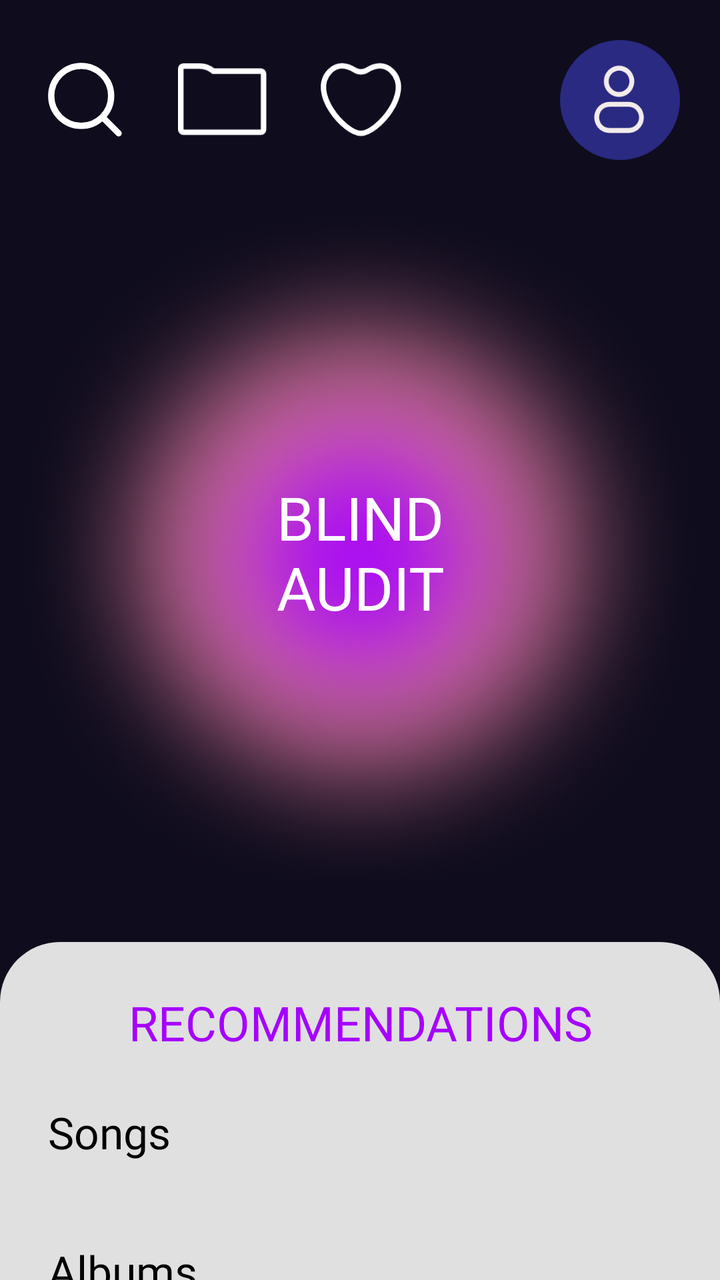
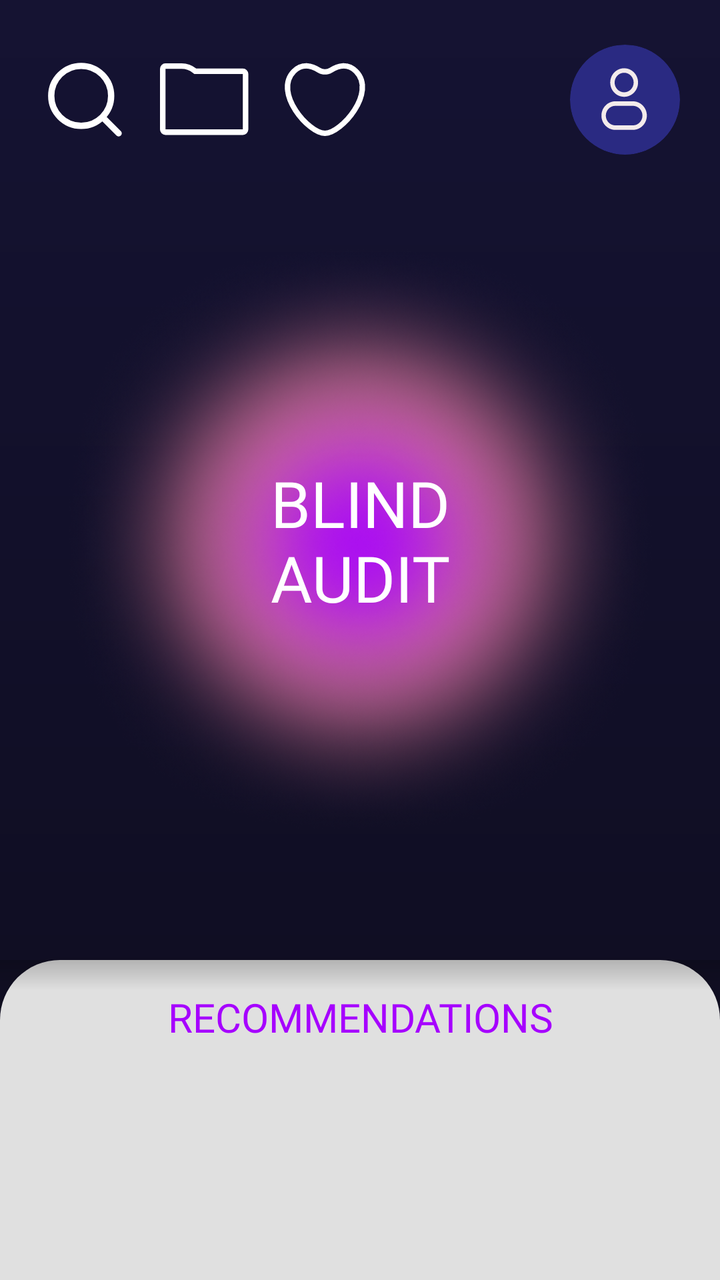

Before-and-after screenshots of an Android layout around one commit, followed by the original layout XML and the change that was made.
<!-- AndroidManifest.xml: application theme Theme.MaterialComponents.DayNight.NoActionBar -->
<!-- res/layout/activity_main.xml -->
<?xml version="1.0" encoding="utf-8"?>
<androidx.constraintlayout.widget.ConstraintLayout
    xmlns:android="http://schemas.android.com/apk/res/android"
    xmlns:app="http://schemas.android.com/apk/res-auto"
    xmlns:tools="http://schemas.android.com/tools"
    android:layout_width="match_parent"
    android:layout_height="match_parent"
    android:background="#0F0C1D">

    <LinearLayout
        android:id="@+id/topBar"
        android:layout_width="match_parent"
        android:layout_height="wrap_content"
        android:orientation="horizontal"
        android:gravity="center_vertical"
        android:padding="20dp"
        app:layout_constraintTop_toTopOf="parent">

        <ImageView
            android:id="@+id/Search"
            android:layout_width="45dp"
            android:layout_height="45dp"
            android:src="@drawable/ic_search"
            app:tint="@color/white"/>

        <ImageView
            android:id="@+id/ic_library"
            android:layout_width="45dp"
            android:layout_height="45dp"
            android:layout_marginStart="24dp"
            android:src="@drawable/ic_library"
            app:tint="@color/white"/>

        <ImageView
            android:id="@+id/ic_liked"
            android:layout_width="45dp"
            android:layout_height="45dp"
            android:layout_marginStart="24dp"
            android:src="@drawable/ic_liked"
            app:tint="@color/white"/>

        <View
            android:layout_width="0dp"
            android:layout_height="0dp"
            android:layout_weight="1"/>

        <ImageView
            android:id="@+id/ic_profile"
            android:layout_width="60dp"
            android:layout_height="60dp"
            android:src="@drawable/ic_profile"/>
    </LinearLayout>

    <ImageView
        android:id="@+id/ellipseGlow"
        android:layout_width="350dp"
        android:layout_height="350dp"
        android:layout_marginTop="1dp"
        android:src="@drawable/ellipse"
        app:layout_constraintEnd_toEndOf="parent"
        app:layout_constraintHorizontal_bias="0.491"
        app:layout_constraintStart_toStartOf="parent"
        app:layout_constraintTop_toBottomOf="@id/topBar" />

    <TextView
        android:layout_width="wrap_content"
        android:layout_height="wrap_content"
        android:text="BLIND\nAUDIT"
        android:textColor="@color/white"
        android:textSize="30sp"
        android:fontFamily="@font/zen_dots"
        android:gravity="center"
        app:layout_constraintTop_toTopOf="@id/ellipseGlow"
        app:layout_constraintBottom_toBottomOf="@id/ellipseGlow"
        app:layout_constraintStart_toStartOf="@id/ellipseGlow"
        app:layout_constraintEnd_toEndOf="@id/ellipseGlow"/>

    <androidx.core.widget.NestedScrollView
        android:layout_width="match_parent"
        android:layout_height="0dp"
        android:layout_marginTop="20dp"
        android:background="@drawable/rounded_panel_bg"
        app:layout_constraintTop_toBottomOf="@id/ellipseGlow"
        app:layout_constraintBottom_toBottomOf="parent">

        <LinearLayout
            android:layout_width="match_parent"
            android:layout_height="wrap_content"
            android:orientation="vertical"
            android:padding="24dp">

            <TextView
                android:layout_width="match_parent"
                android:layout_height="wrap_content"
                android:text="RECOMMENDATIONS"
                android:textColor="#A600FF"
                android:textSize="24sp"
                android:gravity="center"
                android:fontFamily="@font/zen_dots"/>

            <TextView
                android:layout_width="wrap_content"
                android:layout_height="wrap_content"
                android:text="Songs"
                android:textColor="@color/black"
                android:textSize="22sp"
                android:layout_marginTop="24dp"
                android:fontFamily="@font/zen_dots"/>

            <androidx.recyclerview.widget.RecyclerView
                android:id="@+id/songsRecyclerView"
                android:layout_width="match_parent"
                android:layout_height="wrap_content"
                android:layout_marginTop="16dp"
                android:nestedScrollingEnabled="false"
                tools:listitem="@layout/item_track_main" />

            <TextView
                android:layout_width="wrap_content"
                android:layout_height="wrap_content"
                android:text="Albums"
                android:textColor="@color/black"
                android:textSize="22sp"
                android:layout_marginTop="24dp"
                android:fontFamily="@font/zen_dots"/>

            <HorizontalScrollView
                android:layout_width="match_parent"
                android:layout_height="wrap_content"
                android:scrollbars="none"
                android:layout_marginTop="16dp">

                <LinearLayout
                    android:layout_width="wrap_content"
                    android:layout_height="wrap_content"
                    android:orientation="horizontal">

                    <LinearLayout
                        android:layout_width="150dp"
                        android:layout_height="wrap_content"
                        android:orientation="vertical"
                        android:background="#2E305F"
                        android:padding="12dp"
                        android:layout_marginEnd="16dp">
                        <View android:layout_width="match_parent" android:layout_height="120dp" android:background="#9D00FF"/>
                        <TextView
                            android:layout_width="match_parent"
                            android:layout_height="wrap_content"
                            android:text="album 1"
                            android:textColor="@color/white"
                            android:fontFamily="@font/zen_dots"
                            android:gravity="center"
                            android:layout_marginTop="8dp"/>
                    </LinearLayout>

                    <LinearLayout
                        android:layout_width="150dp"
                        android:layout_height="wrap_content"
                        android:orientation="vertical"
                        android:background="#2E305F"
                        android:padding="12dp">
                        <View android:layout_width="match_parent" android:layout_height="120dp" android:background="#7ED321"/>
                        <TextView
                            android:layout_width="match_parent"
                            android:layout_height="wrap_content"
                            android:text="album 2"
                            android:textColor="@color/white"
                            android:fontFamily="@font/zen_dots"
                            android:gravity="center"
                            android:layout_marginTop="8dp"/>
                    </LinearLayout>
                </LinearLayout>
            </HorizontalScrollView>

        </LinearLayout>
    </androidx.core.widget.NestedScrollView>

</androidx.constraintlayout.widget.ConstraintLayout>
<!-- res/layout/item_track_main.xml (included above) -->
<?xml version="1.0" encoding="utf-8"?>
<androidx.constraintlayout.widget.ConstraintLayout xmlns:android="http://schemas.android.com/apk/res/android"
    xmlns:app="http://schemas.android.com/apk/res-auto"
    xmlns:tools="http://schemas.android.com/tools"
    android:id="@+id/trackItemContainer"
    android:layout_width="match_parent"
    android:layout_height="wrap_content"
    android:background="?attr/selectableItemBackground"
    android:paddingVertical="12dp"
    android:paddingStart="24dp"
    android:paddingEnd="0dp">

    <com.google.android.material.card.MaterialCardView
        android:id="@+id/trackPlayCard"
        android:layout_width="46dp"
        android:layout_height="46dp"
        app:cardBackgroundColor="#A600FF"
        app:cardCornerRadius="23dp"
        app:cardElevation="0dp"
        app:layout_constraintBottom_toBottomOf="parent"
        app:layout_constraintStart_toStartOf="parent"
        app:layout_constraintTop_toTopOf="parent">

        <ImageView
            android:id="@+id/ivTrackPlayIcon"
            android:layout_width="match_parent"
            android:layout_height="match_parent"
            android:padding="12dp"
            android:src="@android:drawable/ic_media_play"
            app:tint="#FFFFFF" />
    </com.google.android.material.card.MaterialCardView>

    <TextView
        android:id="@+id/tvTrackTitle"
        android:layout_width="0dp"
        android:layout_height="wrap_content"
        android:layout_marginStart="16dp"
        android:fontFamily="@font/zen_dots"
        android:text="Song Title"
        android:textColor="#0A0A20"
        android:textSize="16sp"
        app:layout_constraintEnd_toStartOf="@id/tvTrackDuration"
        app:layout_constraintStart_toEndOf="@id/trackPlayCard"
        app:layout_constraintTop_toTopOf="@id/trackPlayCard" />

    <TextView
        android:id="@+id/tvTrackArtist"
        android:layout_width="0dp"
        android:layout_height="wrap_content"
        android:layout_marginTop="2dp"
        android:fontFamily="@font/zen_dots"
        android:text="Artist Name"
        android:textColor="#0A0A20"
        android:textSize="12sp"
        app:layout_constraintEnd_toEndOf="@id/tvTrackTitle"
        app:layout_constraintStart_toStartOf="@id/tvTrackTitle"
        app:layout_constraintTop_toBottomOf="@id/tvTrackTitle" />

    <TextView
        android:id="@+id/tvTrackDuration"
        android:layout_width="wrap_content"
        android:layout_height="wrap_content"
        android:layout_marginEnd="16dp"
        android:fontFamily="@font/zen_dots"
        android:text="0:00"
        android:textColor="#0A0A20"
        android:textSize="14sp"
        app:layout_constraintBottom_toBottomOf="parent"
        app:layout_constraintEnd_toStartOf="@id/ivTrackFavorite"
        app:layout_constraintTop_toTopOf="parent" />

    <ImageView
        android:id="@+id/ivTrackFavorite"
        android:layout_width="32dp"
        android:layout_height="34dp"
        android:layout_marginEnd="20dp"
        android:src="@drawable/ic_like"
        android:visibility="visible"
        app:layout_constraintBottom_toBottomOf="parent"
        app:layout_constraintEnd_toEndOf="parent"
        app:layout_constraintTop_toTopOf="parent"
        app:tint="#0A0A20" />

</androidx.constraintlayout.widget.ConstraintLayout>
<!-- resources referenced by this layout -->
<resources>
  <!-- drawable ic_library (drawable) -->
  <vector xmlns:android="http://schemas.android.com/apk/res/android"
      android:width="42dp"
      android:height="34dp"
      android:viewportWidth="42"
      android:viewportHeight="34">
    <path
        android:pathData="M39.936,4.985V30.918C39.935,31.629 39.359,32.206 38.647,32.206H2.576C1.865,32.206 1.288,31.629 1.288,30.918V2.576C1.288,1.865 1.865,1.288 2.576,1.288H10.013C12.224,1.288 14.369,2.039 16.098,3.417L16.451,3.697H38.647C39.359,3.697 39.935,4.274 39.936,4.985Z"
        android:strokeWidth="2.57647"
        android:fillColor="#00000000"
        android:strokeColor="#D9D9D9"/>
  </vector>
  <!-- drawable ic_like (drawable) -->
  <vector xmlns:android="http://schemas.android.com/apk/res/android"
      android:width="59dp"
      android:height="51dp"
      android:viewportWidth="59"
      android:viewportHeight="51">
    <path
        android:pathData="M44.07,0C56.733,0 60.109,11.318 58.702,19.282C55.499,37.414 38.036,47.952 30.68,50.753L30,51C22.868,48.625 3.729,37.999 0.308,19.282C-1.148,11.318 2.345,0 15.444,0C23.483,0 30,6.256 30,13.973L30.005,13.612C30.197,6.062 36.421,0 44.07,0Z"
        android:fillColor="#ffffff"
        android:fillType="evenOdd"/>
  </vector>
  <!-- drawable ic_liked (drawable) -->
  <vector xmlns:android="http://schemas.android.com/apk/res/android"
      android:width="43dp"
      android:height="43dp"
      android:viewportWidth="43"
      android:viewportHeight="43">
    <path
        android:pathData="M36.342,7.981C32.165,3.722 27.329,5.518 24.334,7.418C22.642,8.491 20.299,8.491 18.607,7.418C15.612,5.518 10.776,3.722 6.6,7.981C-3.315,18.091 13.687,37.574 21.471,37.574C29.254,37.574 46.256,18.091 36.342,7.981Z"
        android:strokeWidth="2.57647"
        android:fillColor="#00000000"
        android:strokeColor="#D9D9D9"
        android:strokeLineCap="round"/>
  </vector>
  <!-- drawable ic_search (drawable) -->
  <vector xmlns:android="http://schemas.android.com/apk/res/android"
      android:width="43dp"
      android:height="43dp"
      android:viewportWidth="43"
      android:viewportHeight="43">
    <path
        android:pathData="M37.574,37.574L29.79,29.791M33.995,19.681C33.995,27.587 27.587,33.995 19.681,33.995C11.776,33.995 5.368,27.587 5.368,19.681C5.368,11.776 11.776,5.368 19.681,5.368C27.587,5.368 33.995,11.776 33.995,19.681Z"
        android:strokeLineJoin="round"
        android:strokeWidth="3.00588"
        android:fillColor="#00000000"
        android:strokeColor="#D9D9D9"
        android:strokeLineCap="round"/>
  </vector>
  <!-- drawable rounded_panel_bg (drawable) -->
  <shape xmlns:android="http://schemas.android.com/apk/res/android">
      <solid android:color="#E0E0E0"/> <corners
      android:topLeftRadius="30dp"
      android:topRightRadius="30dp"/>
  </shape>
  <!-- unchanged entries left out for length: 2 -->
</resources>

<!-- the commit's change to res/layout/activity_main.xml (unified diff, before → after) -->
@@ -1,5 +1,5 @@
 <?xml version="1.0" encoding="utf-8"?>
-<androidx.constraintlayout.widget.ConstraintLayout
+<androidx.coordinatorlayout.widget.CoordinatorLayout
     xmlns:android="http://schemas.android.com/apk/res/android"
     xmlns:app="http://schemas.android.com/apk/res-auto"
     xmlns:tools="http://schemas.android.com/tools"
@@ -7,175 +7,163 @@
     android:layout_height="match_parent"
     android:background="#0F0C1D">
 
-    <LinearLayout
-        android:id="@+id/topBar"
+    <ImageView
         android:layout_width="match_parent"
-        android:layout_height="wrap_content"
-        android:orientation="horizontal"
-        android:gravity="center_vertical"
-        android:padding="20dp"
-        app:layout_constraintTop_toTopOf="parent">
-
-        <ImageView
-            android:id="@+id/Search"
-            android:layout_width="45dp"
-            android:layout_height="45dp"
-            android:src="@drawable/ic_search"
-            app:tint="@color/white"/>
-
-        <ImageView
-            android:id="@+id/ic_library"
-            android:layout_width="45dp"
-            android:layout_height="45dp"
-            android:layout_marginStart="24dp"
-            android:src="@drawable/ic_library"
-            app:tint="@color/white"/>
-
-        <ImageView
-            android:id="@+id/ic_liked"
-            android:layout_width="45dp"
-            android:layout_height="45dp"
-            android:layout_marginStart="24dp"
-            android:src="@drawable/ic_liked"
-            app:tint="@color/white"/>
-
-        <View
-            android:layout_width="0dp"
-            android:layout_height="0dp"
-            android:layout_weight="1"/>
-
-        <ImageView
-            android:id="@+id/ic_profile"
-            android:layout_width="60dp"
-            android:layout_height="60dp"
-            android:src="@drawable/ic_profile"/>
-    </LinearLayout>
-
-    <ImageView
-        android:id="@+id/ellipseGlow"
-        android:layout_width="350dp"
-        android:layout_height="350dp"
-        android:layout_marginTop="1dp"
-        android:src="@drawable/ellipse"
-        app:layout_constraintEnd_toEndOf="parent"
-        app:layout_constraintHorizontal_bias="0.491"
-        app:layout_constraintStart_toStartOf="parent"
-        app:layout_constraintTop_toBottomOf="@id/topBar" />
-
-    <TextView
-        android:layout_width="wrap_content"
-        android:layout_height="wrap_content"
-        android:text="BLIND\nAUDIT"
-        android:textColor="@color/white"
-        android:textSize="30sp"
-        android:fontFamily="@font/zen_dots"
-        android:gravity="center"
-        app:layout_constraintTop_toTopOf="@id/ellipseGlow"
-        app:layout_constraintBottom_toBottomOf="@id/ellipseGlow"
-        app:layout_constraintStart_toStartOf="@id/ellipseGlow"
-        app:layout_constraintEnd_toEndOf="@id/ellipseGlow"/>
+        android:layout_height="match_parent"
+        android:alpha="0.2"
+        android:src="@drawable/gradient_bg_1"
+        android:scaleType="centerCrop"/>
+
+    <com.google.android.material.appbar.AppBarLayout
+        android:id="@+id/appBarLayout"
+        android:layout_width="match_parent"
+        android:layout_height="wrap_content"
+        android:background="@android:color/transparent"
+        app:elevation="0dp">
+
+        <com.google.android.material.appbar.CollapsingToolbarLayout
+            android:layout_width="match_parent"
+            android:layout_height="wrap_content"
+            app:layout_scrollFlags="scroll|exitUntilCollapsed"
+            app:titleEnabled="false">
+
+            <androidx.constraintlayout.widget.ConstraintLayout
+                android:layout_width="match_parent"
+                android:layout_height="wrap_content"
+                android:paddingTop="120dp"
+                android:paddingBottom="60dp"
+                app:layout_collapseMode="parallax">
+
+                <ImageView
+                    android:id="@+id/ellipseGlow"
+                    android:layout_width="300dp"
+                    android:layout_height="300dp"
+                    android:src="@drawable/ellipse"
+                    app:layout_constraintEnd_toEndOf="parent"
+                    app:layout_constraintStart_toStartOf="parent"
+                    app:layout_constraintTop_toTopOf="parent" />
+
+                <TextView
+                    android:id="@+id/tvMainTitle"
+                    android:layout_width="wrap_content"
+                    android:layout_height="wrap_content"
+                    android:text="BLIND\nAUDIT"
+                    android:textColor="@color/white"
+                    android:textSize="32sp"
+                    android:fontFamily="@font/zen_dots"
+                    android:gravity="center"
+                    app:layout_constraintTop_toTopOf="@id/ellipseGlow"
+                    app:layout_constraintBottom_toBottomOf="@id/ellipseGlow"
+                    app:layout_constraintStart_toStartOf="@id/ellipseGlow"
+                    app:layout_constraintEnd_toEndOf="@id/ellipseGlow"/>
+            </androidx.constraintlayout.widget.ConstraintLayout>
+
+            <androidx.appcompat.widget.Toolbar
+                android:layout_width="match_parent"
+                android:layout_height="100dp"
+                app:layout_collapseMode="pin"
+                app:contentInsetStart="0dp">
+
+                <LinearLayout
+                    android:id="@+id/topBar"
+                    android:layout_width="match_parent"
+                    android:layout_height="match_parent"
+                    android:orientation="horizontal"
+                    android:gravity="center_vertical"
+                    android:paddingHorizontal="20dp">
+
+                    <ImageButton
+                        android:id="@+id/btnSearch"
+                        android:layout_width="45dp"
+                        android:layout_height="45dp"
+                        android:background="?attr/selectableItemBackgroundBorderless"
+                        android:src="@drawable/ic_search"
+                        android:scaleType="fitCenter"
+                        app:tint="@color/white"/>
+
+                    <ImageButton
+                        android:id="@+id/btnLibrary"
+                        android:layout_width="45dp"
+                        android:layout_height="45dp"
+                        android:layout_marginStart="15dp"
+                        android:background="?attr/selectableItemBackgroundBorderless"
+                        android:src="@drawable/ic_library"
+                        android:scaleType="fitCenter"
+                        app:tint="@color/white"/>
+
+                    <ImageButton
+                        android:id="@+id/btnLiked"
+                        android:layout_width="45dp"
+                        android:layout_height="45dp"
+                        android:layout_marginStart="15dp"
+                        android:background="?attr/selectableItemBackgroundBorderless"
+                        android:src="@drawable/ic_liked"
+                        android:scaleType="fitCenter"
+                        app:tint="@color/white"/>
+
+                    <View
+                        android:layout_width="0dp"
+                        android:layout_height="0dp"
+                        android:layout_weight="1"/>
+
+                    <com.google.android.material.imageview.ShapeableImageView
+                        android:id="@+id/ic_profile"
+                        android:layout_width="55dp"
+                        android:layout_height="55dp"
+                        android:src="@drawable/ic_profile"
+                        app:shapeAppearanceOverlay="@style/CircleImage" />
+                </LinearLayout>
+            </androidx.appcompat.widget.Toolbar>
+
+        </com.google.android.material.appbar.CollapsingToolbarLayout>
+    </com.google.android.material.appbar.AppBarLayout>
 
     <androidx.core.widget.NestedScrollView
         android:layout_width="match_parent"
-        android:layout_height="0dp"
-        android:layout_marginTop="20dp"
+        android:layout_height="match_parent"
         android:background="@drawable/rounded_panel_bg"
-        app:layout_constraintTop_toBottomOf="@id/ellipseGlow"
-        app:layout_constraintBottom_toBottomOf="parent">
+        android:elevation="10dp"
+        app:layout_behavior="@string/appbar_scrolling_view_behavior">
 
         <LinearLayout
             android:layout_width="match_parent"
             android:layout_height="wrap_content"
-            android:orientation="vertical"
-            android:padding="24dp">
-
-            <TextView
+            android:orientation="vertical">
+
+            <View
+                android:layout_width="match_parent"
+                android:layout_height="15dp"
+                android:background="@drawable/top_shadow_gradient" />
+
+            <LinearLayout
                 android:layout_width="match_parent"
                 android:layout_height="wrap_content"
-                android:text="RECOMMENDATIONS"
-                android:textColor="#A600FF"
-                android:textSize="24sp"
-                android:gravity="center"
-                android:fontFamily="@font/zen_dots"/>
-
-            <TextView
-                android:layout_width="wrap_content"
-                android:layout_height="wrap_content"
-                android:text="Songs"
-                android:textColor="@color/black"
-                android:textSize="22sp"
-                android:layout_marginTop="24dp"
-                android:fontFamily="@font/zen_dots"/>
-
-            <androidx.recyclerview.widget.RecyclerView
-                android:id="@+id/songsRecyclerView"
-                android:layout_width="match_parent"
-                android:layout_height="wrap_content"
-                android:layout_marginTop="16dp"
-                android:nestedScrollingEnabled="false"
-                tools:listitem="@layout/item_track_main" />
-
-            <TextView
-                android:layout_width="wrap_content"
-                android:layout_height="wrap_content"
-                android:text="Albums"
-                android:textColor="@color/black"
-                android:textSize="22sp"
-                android:layout_marginTop="24dp"
-                android:fontFamily="@font/zen_dots"/>
-
-            <HorizontalScrollView
-                android:layout_width="match_parent"
-                android:layout_height="wrap_content"
-                android:scrollbars="none"
-                android:layout_marginTop="16dp">
-
-                <LinearLayout
-                    android:layout_width="wrap_content"
+                android:orientation="vertical"
+                android:paddingHorizontal="24dp"
+                android:paddingBottom="40dp">
+
+                <TextView
+                    android:layout_width="match_parent"
                     android:layout_height="wrap_content"
-                    android:orientation="horizontal">
-
-                    <LinearLayout
-                        android:layout_width="150dp"
-                        android:layout_height="wrap_content"
-                        android:orientation="vertical"
-                        android:background="#2E305F"
-                        android:padding="12dp"
-                        android:layout_marginEnd="16dp">
-                        <View android:layout_width="match_parent" android:layout_height="120dp" android:background="#9D00FF"/>
-                        <TextView
-                            android:layout_width="match_parent"
-                            android:layout_height="wrap_content"
-                            android:text="album 1"
-                            android:textColor="@color/white"
-                            android:fontFamily="@font/zen_dots"
-                            android:gravity="center"
-                            android:layout_marginTop="8dp"/>
-                    </LinearLayout>
-
-                    <LinearLayout
-                        android:layout_width="150dp"
-                        android:layout_height="wrap_content"
-                        android:orientation="vertical"
-                        android:background="#2E305F"
-                        android:padding="12dp">
-                        <View android:layout_width="match_parent" android:layout_height="120dp" android:background="#7ED321"/>
-                        <TextView
-                            android:layout_width="match_parent"
-                            android:layout_height="wrap_content"
-                            android:text="album 2"
-                            android:textColor="@color/white"
-                            android:fontFamily="@font/zen_dots"
-                            android:gravity="center"
-                            android:layout_marginTop="8dp"/>
-                    </LinearLayout>
-                </LinearLayout>
-            </HorizontalScrollView>
-
+                    android:text="RECOMMENDATIONS"
+                    android:textColor="#A600FF"
+                    android:textSize="20sp"
+                    android:gravity="center"
+                    android:fontFamily="@font/zen_dots"/>
+
+                <androidx.recyclerview.widget.RecyclerView
+                    android:id="@+id/songsRecyclerView"
+                    android:layout_width="match_parent"
+                    android:layout_height="wrap_content"
+                    android:layout_marginTop="15dp"
+                    android:nestedScrollingEnabled="false"
+                    tools:listitem="@layout/item_track_main" />
+
+            </LinearLayout>
         </LinearLayout>
     </androidx.core.widget.NestedScrollView>
 
-</androidx.constraintlayout.widget.ConstraintLayout>
+</androidx.coordinatorlayout.widget.CoordinatorLayout>
 <!-- res/layout/item_track_main.xml (included above) -->
 <?xml version="1.0" encoding="utf-8"?>
 <androidx.constraintlayout.widget.ConstraintLayout xmlns:android="http://schemas.android.com/apk/res/android"
@@ -187,21 +175,21 @@
     android:background="?attr/selectableItemBackground"
     android:paddingVertical="12dp"
     android:paddingStart="24dp"
-    android:paddingEnd="0dp">
+    android:paddingEnd="16dp">
 
     <com.google.android.material.card.MaterialCardView
         android:id="@+id/trackPlayCard"
-        android:layout_width="46dp"
-        android:layout_height="46dp"
+        android:layout_width="48dp"
+        android:layout_height="48dp"
         app:cardBackgroundColor="#A600FF"
-        app:cardCornerRadius="23dp"
+        app:cardCornerRadius="24dp"
         app:cardElevation="0dp"
         app:layout_constraintBottom_toBottomOf="parent"
         app:layout_constraintStart_toStartOf="parent"
         app:layout_constraintTop_toTopOf="parent">
 
         <ImageView
-            android:id="@+id/ivTrackPlayIcon"
+            android:id="@+id/ivAlbumArt"
             android:layout_width="match_parent"
             android:layout_height="match_parent"
             android:padding="12dp"
@@ -210,7 +198,7 @@
     </com.google.android.material.card.MaterialCardView>
 
     <TextView
-        android:id="@+id/tvTrackTitle"
+        android:id="@+id/tvSongTitle"
         android:layout_width="0dp"
         android:layout_height="wrap_content"
         android:layout_marginStart="16dp"
@@ -218,12 +206,14 @@
         android:text="Song Title"
         android:textColor="#0A0A20"
         android:textSize="16sp"
+        android:maxLines="1"
+        android:ellipsize="end"
         app:layout_constraintEnd_toStartOf="@id/tvTrackDuration"
         app:layout_constraintStart_toEndOf="@id/trackPlayCard"
         app:layout_constraintTop_toTopOf="@id/trackPlayCard" />
 
     <TextView
-        android:id="@+id/tvTrackArtist"
+        android:id="@+id/tvSongArtist"
         android:layout_width="0dp"
         android:layout_height="wrap_content"
         android:layout_marginTop="2dp"
@@ -231,9 +221,12 @@
         android:text="Artist Name"
         android:textColor="#0A0A20"
         android:textSize="12sp"
-        app:layout_constraintEnd_toEndOf="@id/tvTrackTitle"
-        app:layout_constraintStart_toStartOf="@id/tvTrackTitle"
-        app:layout_constraintTop_toBottomOf="@id/tvTrackTitle" />
+        android:maxLines="1"
+        android:ellipsize="end"
+        app:layout_constraintBottom_toBottomOf="@id/trackPlayCard"
+        app:layout_constraintEnd_toEndOf="@id/tvSongTitle"
+        app:layout_constraintStart_toStartOf="@id/tvSongTitle"
+        app:layout_constraintTop_toBottomOf="@id/tvSongTitle" />
 
     <TextView
         android:id="@+id/tvTrackDuration"
@@ -244,20 +237,20 @@
         android:text="0:00"
         android:textColor="#0A0A20"
         android:textSize="14sp"
-        app:layout_constraintBottom_toBottomOf="parent"
-        app:layout_constraintEnd_toStartOf="@id/ivTrackFavorite"
-        app:layout_constraintTop_toTopOf="parent" />
+        app:layout_constraintBottom_toBottomOf="@id/trackPlayCard"
+        app:layout_constraintEnd_toStartOf="@id/btnLikeButton"
+        app:layout_constraintTop_toTopOf="@id/trackPlayCard" />
 
     <ImageView
-        android:id="@+id/ivTrackFavorite"
+        android:id="@+id/btnLikeButton"
         android:layout_width="32dp"
         android:layout_height="34dp"
-        android:layout_marginEnd="20dp"
+        android:layout_marginEnd="0dp"
         android:src="@drawable/ic_like"
         android:visibility="visible"
-        app:layout_constraintBottom_toBottomOf="parent"
+        app:layout_constraintBottom_toBottomOf="@id/trackPlayCard"
         app:layout_constraintEnd_toEndOf="parent"
-        app:layout_constraintTop_toTopOf="parent"
+        app:layout_constraintTop_toTopOf="@id/trackPlayCard"
         app:tint="#0A0A20" />
 
 </androidx.constraintlayout.widget.ConstraintLayout>
<!-- resource entries referenced after the edit -->
@@ -1,5 +1,13 @@
 <!-- resources referenced by this layout -->
 <resources>
+  <color name="white">#FFFFFF</color>
+  <!-- drawable gradient_bg_1 (drawable) -->
+  <shape xmlns:android="http://schemas.android.com/apk/res/android">
+      <gradient
+          android:startColor="#2A2A82"
+          android:endColor="#09091C"
+          android:angle="270"/>
+  </shape>
   <!-- drawable ic_library (drawable) -->
   <vector xmlns:android="http://schemas.android.com/apk/res/android"
       android:width="42dp"
@@ -56,6 +64,18 @@
       android:topLeftRadius="30dp"
       android:topRightRadius="30dp"/>
   </shape>
+  <!-- drawable top_shadow_gradient (drawable) -->
+  <?xml version="1.0" encoding="utf-8"?>
+  <shape xmlns:android="http://schemas.android.com/apk/res/android">
+      <gradient
+          android:startColor="#33000000"
+          android:endColor="@android:color/transparent"
+          android:angle="270" />
+  </shape>
+  <style name="CircleImage">
+          <item name="cornerFamily">rounded</item>
+          <item name="cornerSize">50%</item>
+      </style>
   <!-- unchanged entries left out for length: 2 -->
 </resources>
 
